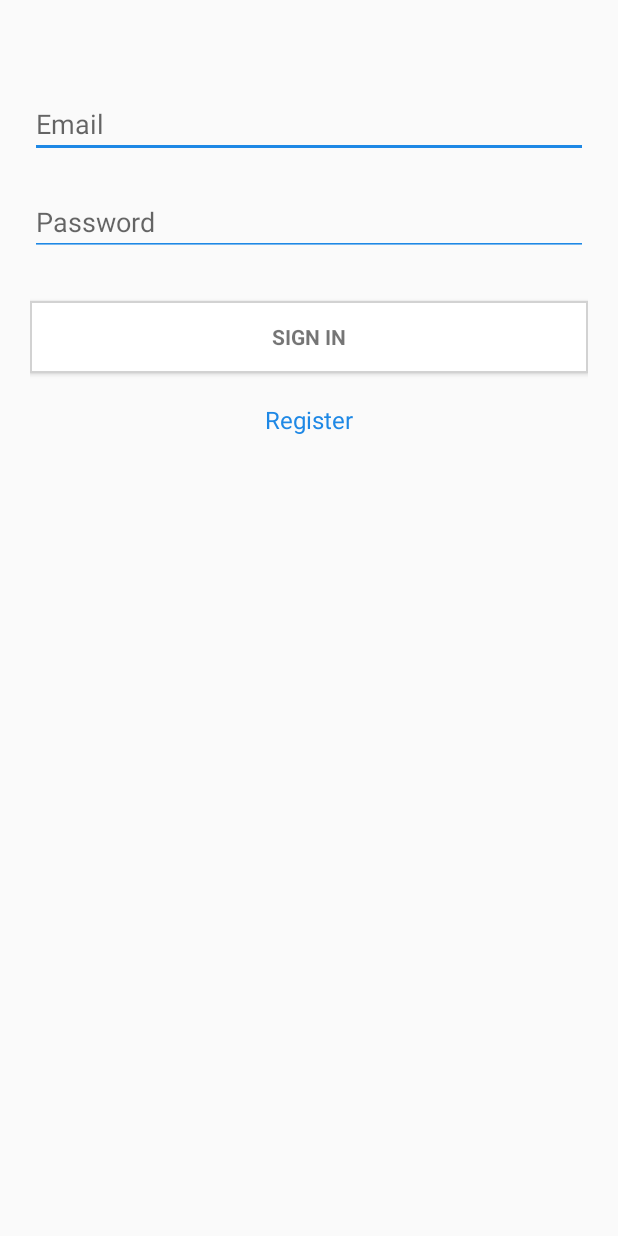
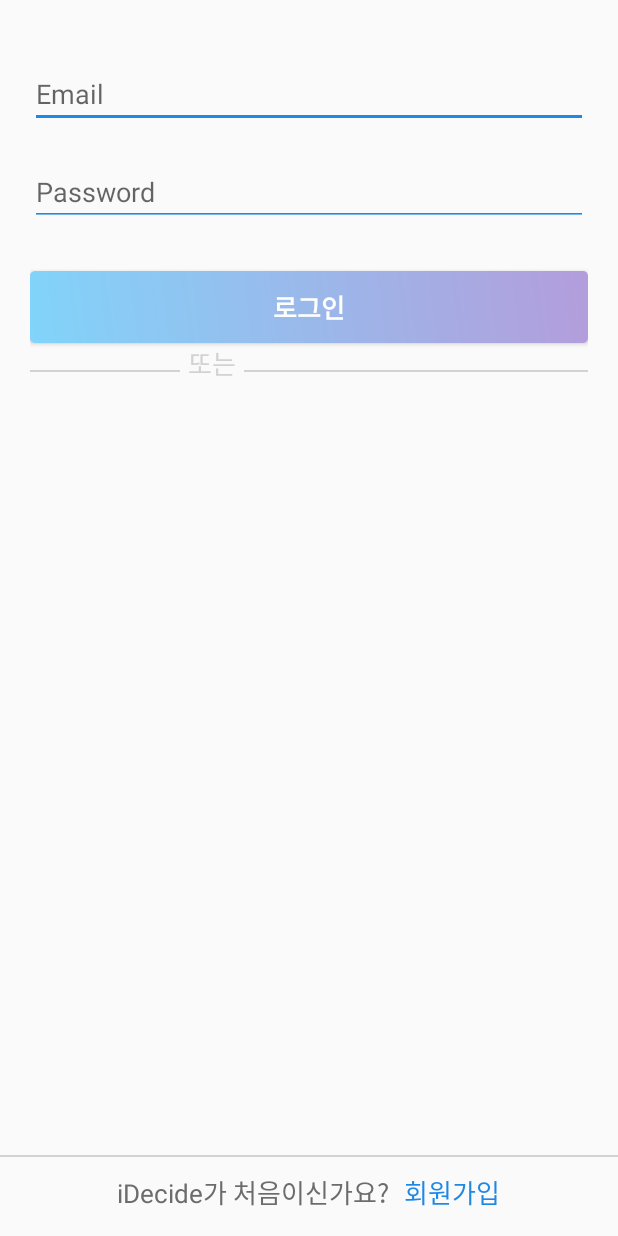
Before and after one commit to skkuse/2020spring_41class_team1, an Android app: the screen it shows after launch (LoginActivity), on a phone screen of 412 x 824 dp. Run offline under Robolectric (Android 15) with nearby library versions, the phone set to English and light mode, and no system bars; our stand-ins replace Firebase (no records; nobody signed in at launch, a user with empty details on screens opened directly).

```diff
--- a/src/iDecide/app/src/main/java/edu/skku/swe/idecide/fragment/FragmentProfile.java
+++ b/src/iDecide/app/src/main/java/edu/skku/swe/idecide/fragment/FragmentProfile.java
@@ -15,8 +15,11 @@ import android.view.ViewGroup;
 import android.widget.Button;
 import android.widget.TextView;
 
+import com.google.firebase.auth.FirebaseAuth;
+
 import de.hdodenhof.circleimageview.CircleImageView;
 import edu.skku.swe.idecide.EditProfileActivity;
+import edu.skku.swe.idecide.LoginActivity;
 import edu.skku.swe.idecide.R;
 import edu.skku.swe.idecide.entities.Profile;
 
@@ -108,14 +111,17 @@ public class FragmentProfile extends Fragment {
             @Override
             public void onClick(View v) {
                 AlertDialog.Builder builder = new AlertDialog.Builder(v.getContext());
-                builder.setTitle(" 종료하시겠습니까?");
+                builder.setTitle("로그아웃하시겠습니까?");
                 builder.setCancelable(true);
                 builder.setPositiveButton("OK", new DialogInterface.OnClickListener() {
                             @Override
                             public void onClick(DialogInterface dialog, int which) {
-                                android.os.Process.killProcess(android.os.Process.myPid());
-                                //System.runFinalization();
-                                //System.exit(0);
+                                FirebaseAuth.getInstance().signOut();
+                                getActivity().finish();
+                                Intent intent = new Intent(getContext(), LoginActivity.class);
+
+                                startActivity(intent);
+
                             }
                         });
                 builder.setNegativeButton("CANCEL", new DialogInterface.OnClickListener() {
--- a/src/iDecide/app/src/main/res/layout/activity_login.xml
+++ b/src/iDecide/app/src/main/res/layout/activity_login.xml
@@ -1,23 +1,19 @@
 <?xml version="1.0" encoding="utf-8"?>
-<RelativeLayout xmlns:android="http://schemas.android.com/apk/res/android"
+<LinearLayout xmlns:android="http://schemas.android.com/apk/res/android"
     xmlns:tools="http://schemas.android.com/tools"
     android:layout_width="match_parent"
     android:layout_height="match_parent"
+    android:orientation="vertical"
     >
 
-    <ScrollView
-        android:id="@+id/login_form"
+    <LinearLayout
         android:layout_width="match_parent"
-        android:layout_height="match_parent">
-
-        <LinearLayout
-            android:id="@+id/email_login_form"
-            android:layout_width="match_parent"
-            android:layout_height="wrap_content"
+        android:layout_height="match_parent"
+        android:layout_weight="15"
         android:orientation="vertical"
-            android:layout_marginTop="20dp"
-            android:padding="20dp">
-
+        android:layout_marginLeft="20dp"
+        android:layout_marginRight="20dp"
+        android:layout_marginTop="20dp" >
 
         <EditText
             android:id="@+id/email"
@@ -26,18 +22,16 @@
             android:layout_marginTop="20dp"
             android:hint="@string/prompt_email"
             android:inputType="textEmailAddress"
-                android:maxLines="1"/>
+            android:maxLines="1" />
 
-
-            <EditText
+        <com.google.android.material.textfield.TextInputEditText
             android:id="@+id/password"
             android:layout_width="match_parent"
             android:layout_height="wrap_content"
+            android:layout_marginTop="20dp"
             android:hint="@string/password"
-                android:layout_marginTop="20dp"
             android:inputType="textPassword"
-                android:maxLines="1"
-                />
+            android:maxLines="1" />
 
         <Button
             android:id="@+id/email_sign_in_button"
@@ -45,39 +39,94 @@
             android:layout_width="match_parent"
             android:layout_height="wrap_content"
             android:layout_marginTop="30dp"
-                android:text="@string/sign_in"
-                android:textStyle="bold"
-                android:background="@drawable/theme_button"/>
+            android:background="@drawable/button"
+            android:textColor="#FFFFFF"
+            android:textSize="17dp"
+            android:text="로그인"
+            android:textStyle="bold" />
 
-            <RelativeLayout
+
+        <LinearLayout
             android:layout_width="match_parent"
             android:layout_height="wrap_content"
-                android:id="@+id/relLayout1">
+            android:layout_gravity="center"
+            android:orientation="horizontal"
+            android:gravity="center_vertical">
 
+            <View
+                android:layout_width="100dp"
+                android:layout_height="1dp"
+                android:background="@color/colorGray" />
 
-                <TextView android:id="@+id/link_register"
+            <TextView
                 android:layout_width="wrap_content"
                 android:layout_height="wrap_content"
-                    android:layout_marginTop="20dp"
-                    android:text="@string/register"
-                    android:gravity="center"
-                    android:textSize="16sp"
-                    android:textColor="@color/colorAccent"
-                    android:layout_centerHorizontal="true"/>
+                android:layout_gravity="fill"
+                android:layout_margin="5dp"
+                android:gravity="center_vertical"
+                android:text="또는"
+                android:textColor="@color/colorGray"
+                android:textSize="17dp" />
 
-
-            </RelativeLayout>
+            <View
+                android:layout_width="wrap_content"
+                android:layout_height="1dp"
+                android:background="@color/colorGray" />
 
         </LinearLayout>
 
-    </ScrollView>
 
         <ProgressBar
-        android:layout_width="wrap_content"
+            android:layout_width="match_parent"
             android:layout_height="wrap_content"
             android:id="@+id/progressBar"
             android:layout_centerHorizontal="true"
-        android:layout_marginTop="200dp"
+            android:layout_gravity="center_vertical"
             android:visibility="invisible"/>
 
-</RelativeLayout>
+    </LinearLayout>
+
+    <LinearLayout
+        android:layout_width="match_parent"
+        android:layout_height="wrap_content"
+        android:orientation="vertical"
+        android:layout_marginBottom="10dp"
+        android:layout_weight="1" >
+
+        <View
+            android:layout_width="match_parent"
+            android:layout_height="1dp"
+            android:background="@color/colorGray" />
+
+        <LinearLayout
+            android:layout_width="match_parent"
+            android:layout_height="wrap_content"
+            android:orientation="horizontal"
+            android:gravity="center_horizontal"
+            android:layout_margin="10dp">
+
+            <TextView
+                android:layout_width="wrap_content"
+                android:layout_height="wrap_content"
+                android:layout_gravity="center_vertical"
+                android:gravity="center_horizontal"
+                android:text="iDecide가 처음이신가요?"
+                android:textColor="@color/colorDarkGray"
+                android:textSize="17dp" />
+
+            <TextView
+                android:layout_marginLeft="10dp"
+                android:id="@+id/link_register"
+                android:layout_gravity="center"
+                android:gravity="center"
+                android:layout_width="wrap_content"
+                android:layout_height="wrap_content"
+                android:text="회원가입"
+                android:textColor="@color/colorAccent"
+                android:textSize="17dp" />
+
+        </LinearLayout>
+
+    </LinearLayout>
+
+</LinearLayout>
```
Lines whose indentation alone changed are shown as unchanged.
